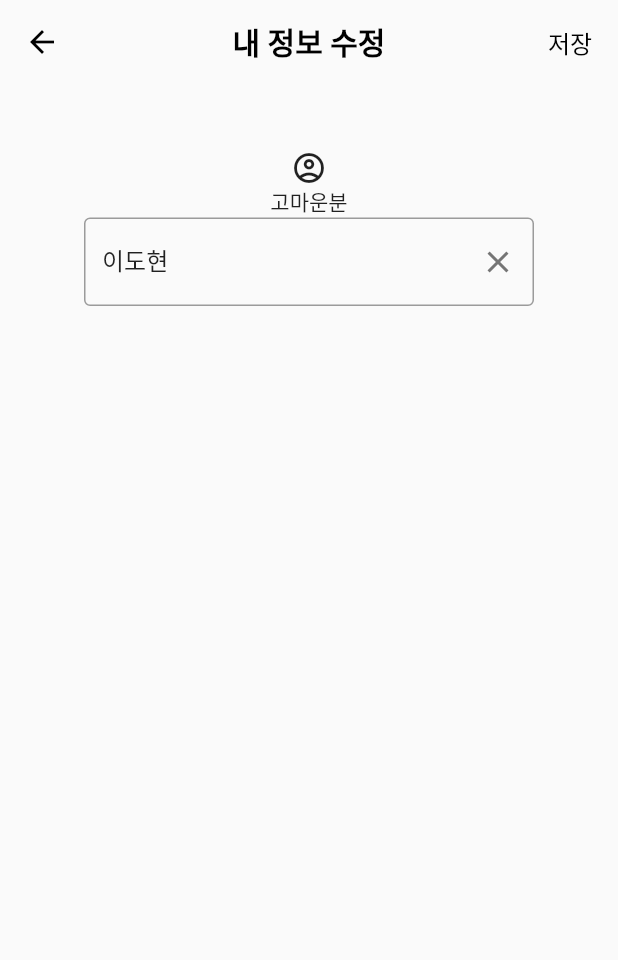
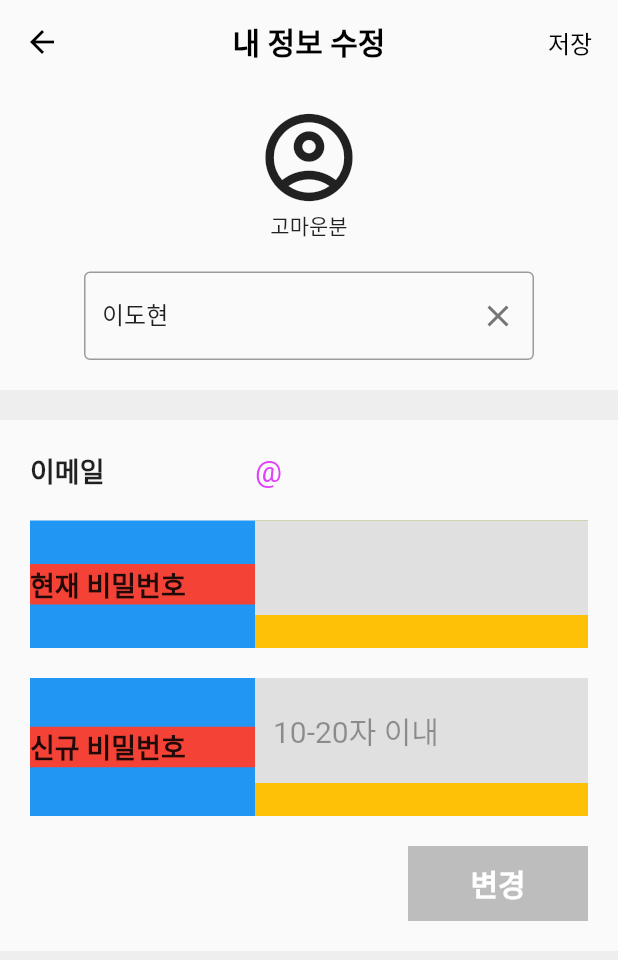
Before and after one commit to hub0502/flutter_nation_of_delivery, a Flutter app: the UserInfoModifyPage screen opened by its route, on a phone screen of 412 x 824 dp. Shown: the top 960 px of the screen. Run offline on Flutter 3.47's test engine with Material 2 defaults, Android fonts, the light colour scheme and no system bars; our stand-ins replace firebase_auth, firebase_core, google_sign_in; missing offline and left inert: flutter_facebook_auth; accounts and stored records are empty.

Commit message:
article not work

```diff
--- a/lib/components/appbarsDesign.dart
+++ b/lib/components/appbarsDesign.dart
@@ -12,7 +12,7 @@ class MainAppbarDesign extends StatelessWidget implements PreferredSizeWidget {
 
   @override
   // TODO: implement preferredSize
-  Size get preferredSize => const Size.fromHeight(100);
+  Size get preferredSize => const Size.fromHeight(70);
 
   @override
   Widget build(BuildContext context) {
--- a/lib/pages/LoginPage.dart
+++ b/lib/pages/LoginPage.dart
@@ -73,7 +73,6 @@ class _LoginPageState extends State<LoginPage> {
       try {
         var user = await FirebaseAuth.instance.signInWithEmailAndPassword(
             email: _emailController.text, password: _passwordController.text);
-        if (_formKey.currentState!.validate()) {}
         await FirebaseAuth.instance.setPersistence(Persistence.NONE);
         checkLogin();
       } on FirebaseAuthException catch (e) {
--- a/lib/pages/UserInfoModifyPage.dart
+++ b/lib/pages/UserInfoModifyPage.dart
@@ -12,6 +12,9 @@ class UserInfoModifyPage extends StatefulWidget {
 
 class _UserInfoModifyPageState extends State<UserInfoModifyPage> {
   TextEditingController _nameCon = TextEditingController(text: '이도현');
+  TextEditingController _prePassword = TextEditingController();
+  TextEditingController _newPassword = TextEditingController();
+  bool activeChange = false;
 
   void _clearTextField() {
     // Clear everything in the text field
@@ -20,33 +23,81 @@ class _UserInfoModifyPageState extends State<UserInfoModifyPage> {
     setState(() {});
   }
 
-  @override
-  Widget build(BuildContext context) {
-    return Scaffold(
-        appBar: MainAppbarDesign(
-          titleCenter: true,
-          titleText: '내 정보 수정',
-          actionButtons: [
-            TextButton(
-                onPressed: () => {},
+  Widget passwordChangeButton() {
+    return Container(
+      alignment: Alignment(1, 0),
+      child: TextButton(
+          style: ButtonStyle(
+              shape: MaterialStateProperty.all(RoundedRectangleBorder(
+                  borderRadius: BorderRadius.circular(0))),
+              fixedSize: MaterialStateProperty.all(Size(120, 50)),
+              backgroundColor: MaterialStateProperty.all(Colors.grey.shade400)),
+          onPressed: () {
+            activeChange = !activeChange;
+            if (!activeChange) {
+              _newPassword.clear();
+              _prePassword.clear();
+            }
+            setState(() {});
+          },
           child: Text(
-                  '저장',
-                  style: TextStyle(color: Colors.black, fontSize: 16),
-                ))
+            activeChange ? '취소' : '변경',
+            style: TextStyle(
+                color: Colors.white, fontSize: 20, fontWeight: FontWeight.w600),
+          )),
+    );
+  }
+
+  Widget passwordCheck(String text, _controller) {
+    return Column(children: [
+      Container(
+          color: Colors.blue,
+          child: Row(
+            children: [
+              Container(
+                color: Colors.red,
+                width: 150,
+                child: Text(
+                  text,
+                  style: TextStyle(fontWeight: FontWeight.w700, fontSize: 18),
+                ),
+              ),
+              Expanded(
+                  child: Container(
+                      color: Colors.amber,
+                      child: TextField(
+                        enabled: activeChange,
+                        maxLength: 20,
+                        decoration: InputDecoration(
+                          border: OutlineInputBorder(
+                              borderRadius: BorderRadius.circular(0),
+                              borderSide: BorderSide.none),
+                          hintText: text == '신규 비밀번호' ? '10-20자 이내' : '',
+                          filled: true,
+                          fillColor: Colors.grey.shade300,
+                        ),
+                        style: TextStyle(fontSize: 20),
+                        controller: _controller,
+                        obscureText: true,
+                      )))
             ],
+          )),
+      SizedBox(
+        height: 20,
+      )
+    ]);
+  }
+
+  Widget userProfile() {
+    return Column(crossAxisAlignment: CrossAxisAlignment.center, children: [
+      Icon(
+        Icons.account_circle_outlined,
+        size: 70,
       ),
-        body: SingleChildScrollView(
-          child: Container(
-              width: double.infinity,
-              child: Column(
-                children: [
-                  Column(
-                    crossAxisAlignment: CrossAxisAlignment.center,
-                    children: [
-                      Icon(Icons.account_circle_outlined),
       Text('고마운분'),
-                      SizedBox(
+      Container(
         width: 300,
+        margin: EdgeInsets.all(20),
         child: TextField(
           cursorColor: Colors.black,
           onChanged: (value) {
@@ -69,10 +120,76 @@ class _UserInfoModifyPageState extends State<UserInfoModifyPage> {
                       ))),
         ),
       )
+    ]);
+  }
+
+  Widget modifyInfo() {
+    return Padding(
+        padding: EdgeInsets.all(20),
+        child: Column(
+          children: [
+            Row(
+              children: [
+                SizedBox(
+                  width: 150,
+                  child: Text(
+                    '이메일',
+                    style: TextStyle(fontWeight: FontWeight.w700, fontSize: 18),
+                  ),
+                ),
+                Text(
+                  '@ ',
+                  style: TextStyle(color: Colors.purpleAccent, fontSize: 20),
+                ),
+                Expanded(
+                    child: Text(
+                  '${FirebaseAuth.instance.currentUser?.email.toString()}',
+                  style: TextStyle(fontSize: 20),
+                ))
               ],
-                  )
+            ),
+            SizedBox(
+              height: 20,
+            ),
+            passwordCheck('현재 비밀번호', _prePassword),
+            passwordCheck('신규 비밀번호', _newPassword),
+            passwordChangeButton()
           ],
-              )),
         ));
   }
+
+  Widget containerMargin() {
+    return Container(
+      height: 20,
+      color: Colors.grey.shade200,
+    );
   }
+
+  @override
+  Widget build(BuildContext context) {
+    return Scaffold(
+        appBar: MainAppbarDesign(
+          titleCenter: true,
+          titleText: '내 정보 수정',
+          actionButtons: [
+            TextButton(
+                onPressed: () => {},
+                child: Text(
+                  '저장',
+                  style: TextStyle(color: Colors.black, fontSize: 16),
+                ))
+          ],
+        ),
+        body: SingleChildScrollView(
+            child: Container(
+          child: Column(
+            children: [
+              userProfile(),
+              containerMargin(),
+              modifyInfo(),
+              containerMargin()
+            ],
+          ),
+        )));
+  }
+}
```
Lines whose indentation alone changed are shown as unchanged.
